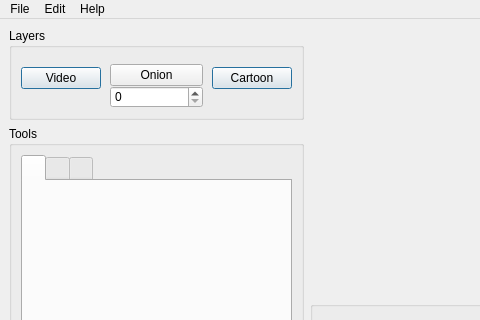
masters-info-nantes/cartoonerie-qt, file editor.ui: the form before one commit; both pictures show x 0 to 480 and y 0 to 320 of the 956 by 579 pixel window.
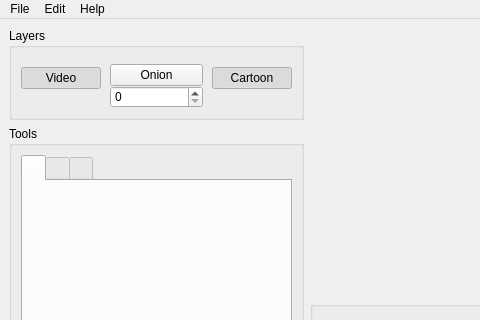
The form after the commit. Icons and pictures are not drawn. Custom widgets are drawn as their Qt base class.

```diff
--- a/editor.ui
+++ b/editor.ui
@@ -54,11 +54,17 @@
              <property name="text">
               <string>Video</string>
              </property>
+             <property name="checkable">
+              <bool>true</bool>
+             </property>
+             <property name="checked">
+              <bool>true</bool>
+             </property>
              <property name="autoDefault">
               <bool>false</bool>
              </property>
              <property name="default">
-              <bool>true</bool>
+              <bool>false</bool>
              </property>
              <property name="flat">
               <bool>false</bool>
@@ -147,11 +153,17 @@
              <property name="text">
               <string>Cartoon</string>
              </property>
+             <property name="checkable">
+              <bool>true</bool>
+             </property>
+             <property name="checked">
+              <bool>true</bool>
+             </property>
              <property name="autoDefault">
               <bool>false</bool>
              </property>
              <property name="default">
-              <bool>true</bool>
+              <bool>false</bool>
              </property>
             </widget>
            </item>
```
Left out of the diff: 3 changed lines with no effect on the pictures.
